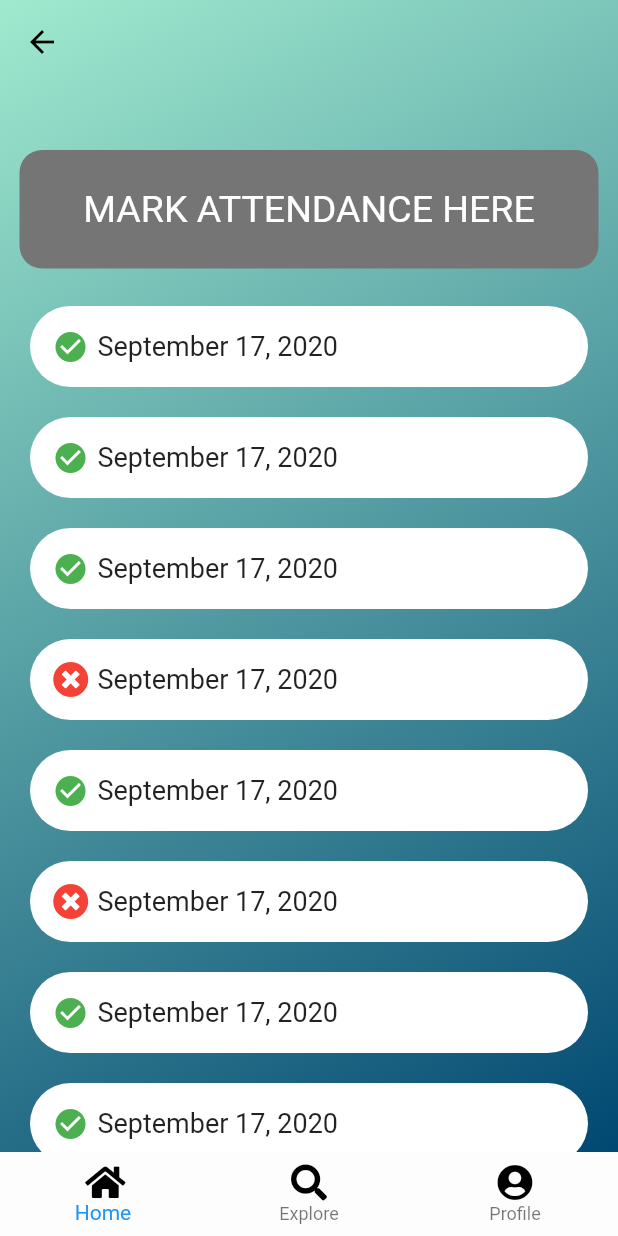
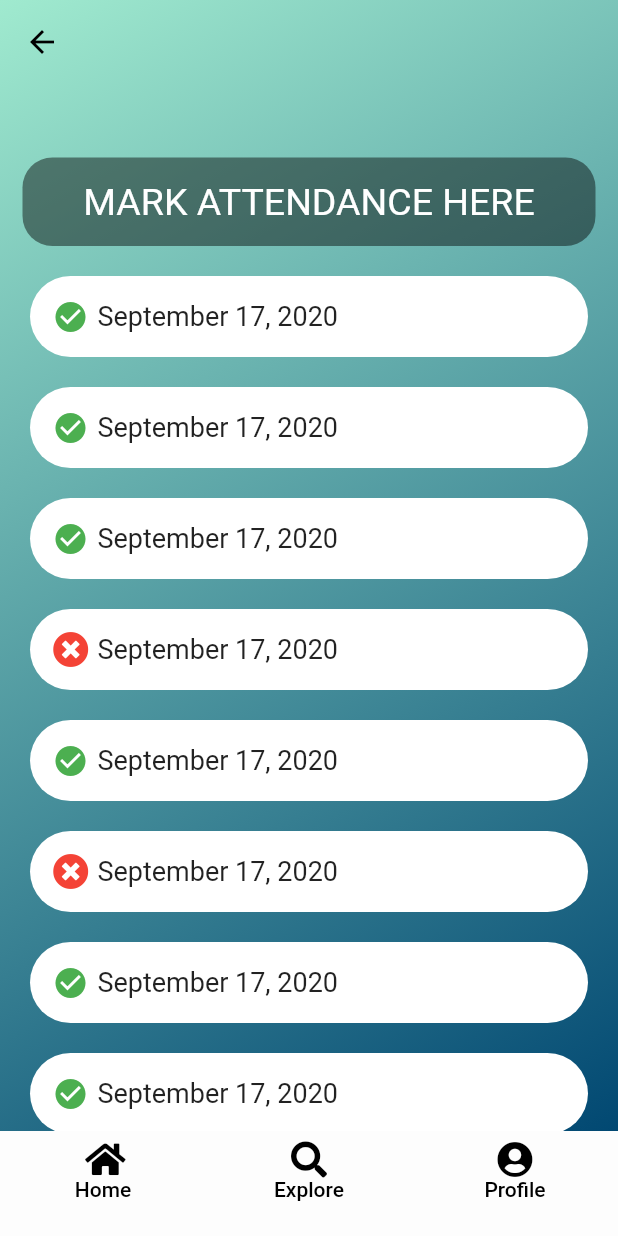
Before and after one commit to aprajain/conatus-app, a Flutter app: the Attendance screen opened directly, on a phone screen of 412 x 824 dp. Run offline on Flutter 3.47's test engine with Material 2 defaults, Android fonts, the phone set to English and light mode, and no system bars; our stand-ins replace firebase_auth, flutter_spinkit, font_awesome_flutter, image_cropper, image_picker, shared_preferences; accounts and stored records are empty.

Commit message:
fixed bugs

```diff
--- a/lib/authenticate/register.dart
+++ b/lib/authenticate/register.dart
@@ -108,7 +108,7 @@ class _RegisterState extends State<Register> {
                               SizedBox(height: 20),
                               TextFormField(
                                   decoration:
-                                      textDeco.copyWith(hintText: 'Email'),
+                                      textDeco.copyWith(labelText: 'Email'),
                                   validator: (val) =>
                                       val.isEmpty ? 'Enter an email' : null,
                                   onChanged: (val) {
@@ -117,7 +117,7 @@ class _RegisterState extends State<Register> {
                               SizedBox(height: 20),
                               TextFormField(
                                 decoration:
-                                    textDeco.copyWith(hintText: 'Password'),
+                                    textDeco.copyWith(labelText: 'Password'),
                                 obscureText: true,
                                 validator: (val) => val.length < 6
                                     ? 'Password must have min 6 chars'
--- a/lib/home/attendance.dart
+++ b/lib/home/attendance.dart
@@ -3,7 +3,7 @@ import 'package:conatus/models/bottomBar.dart';
 import 'package:conatus/models/themes.dart';
 import 'package:font_awesome_flutter/font_awesome_flutter.dart';
 
-import 'drawer.dart';
+import '../models/drawer.dart';
 import 'package:flutter/material.dart';
 
 class Attendance extends StatefulWidget {
@@ -55,12 +55,14 @@ class _AttendanceState extends State<Attendance> {
               child: Column(
                 children: [
                   Container(
-                      margin: EdgeInsets.fromLTRB(3, 5, 3, 15),
-                      padding: EdgeInsets.all(25),
+                      alignment: Alignment.center,
                       width: double.infinity,
+                      margin: EdgeInsets.symmetric(vertical: 10, horizontal: 5),
+                      padding: EdgeInsets.all(15),
                       decoration: BoxDecoration(
-                          borderRadius: BorderRadius.circular(15),
-                          color: Colors.grey[600]),
+                        borderRadius: BorderRadius.circular(20),
+                        color: Colors.black45,
+                      ),
                       child: Center(
                         child: Text(
                           'MARK ATTENDANCE HERE',
--- a/lib/home/explore.dart
+++ b/lib/home/explore.dart
@@ -4,7 +4,7 @@ import 'package:conatus/models/themes.dart';
 import 'package:conatus/models/query.dart';
 import 'package:flutter/material.dart';
 
-import 'drawer.dart';
+import '../models/drawer.dart';
 import 'search/members.dart';
 
 class Explore extends StatelessWidget {
--- a/lib/home/home.dart
+++ b/lib/home/home.dart
@@ -87,7 +87,7 @@ class Home extends StatelessWidget {
                       shape: BoxShape.circle,
                     ),
                     child: CircleAvatar(
-                      backgroundImage: AssetImage('assets/conatusb.jpeg'),
+                      backgroundImage: AssetImage('assets/conatusBlack.jpeg'),
                       radius: 70.0,
                     ),
                   ),
--- a/lib/models/bottomBar.dart
+++ b/lib/models/bottomBar.dart
@@ -36,19 +36,24 @@ class _BottomBarState extends State<BottomBar> {
               Navigator.push(
                   context, MaterialPageRoute(builder: (context) => Home()));
             },
-            child: Icon(
+            child: Column(
+              children: [
+                Icon(
                   FontAwesomeIcons.home,
                   color: Colors.black,
                   //size: 30,
                 ),
-          ),
-          title: Text(
+                Text(
                   'Home',
                   style: TextStyle(
                     color: Colors.black,
                     fontWeight: FontWeight.w500,
                   ),
+                )
+              ],
             ),
+          ),
+          title: Container(),
         ),
         BottomNavigationBarItem(
             icon: GestureDetector(
@@ -56,37 +61,46 @@ class _BottomBarState extends State<BottomBar> {
                   Navigator.push(context,
                       MaterialPageRoute(builder: (context) => Explore()));
                 },
-              child: Icon(
+                child: Column(
+                  children: [
+                    Icon(
                       FontAwesomeIcons.search,
                       color: Colors.black,
                       //size: 30,
-              )),
-          title: Text(
+                    ),
+                    Text(
                       'Explore',
                       style: TextStyle(
                         color: Colors.black,
                         fontWeight: FontWeight.w500,
                       ),
                     ),
-        ),
+                  ],
+                )),
+            title: Container()),
         BottomNavigationBarItem(
           icon: GestureDetector(
               onTap: () {
                 Navigator.push(context,
                     MaterialPageRoute(builder: (context) => Profile()));
               },
-              child: Icon(
+              child: Column(
+                children: [
+                  Icon(
                     FontAwesomeIcons.solidUserCircle,
                     color: Colors.black,
                     //size: 30,
-              )),
-          title: Text(
+                  ),
+                  Text(
                     'Profile',
                     style: TextStyle(
                       color: Colors.black,
                       fontWeight: FontWeight.w500,
                     ),
-          ),
+                  )
+                ],
+              )),
+          title: Container(),
         ),
       ],
     );
```
Also changed, not shown: lib/authenticate/sign_in.dart (+4 -4 lines), lib/home/profile/customwidgets.dart (added, +24 -0 lines), lib/home/profile/profile.dart (+4 -72 lines), lib/home/search/demo.dart (+3 -24 lines), lib/models/custombutton.dart (+0 -14 lines), lib/models/drawer.dart (renamed from lib/home/drawer.dart). Lines whose indentation alone changed are shown as unchanged.
